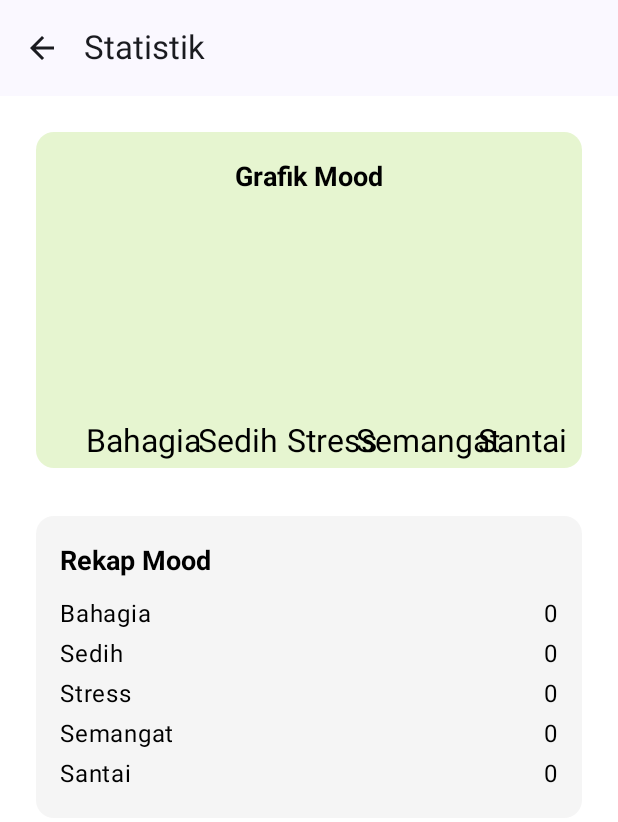
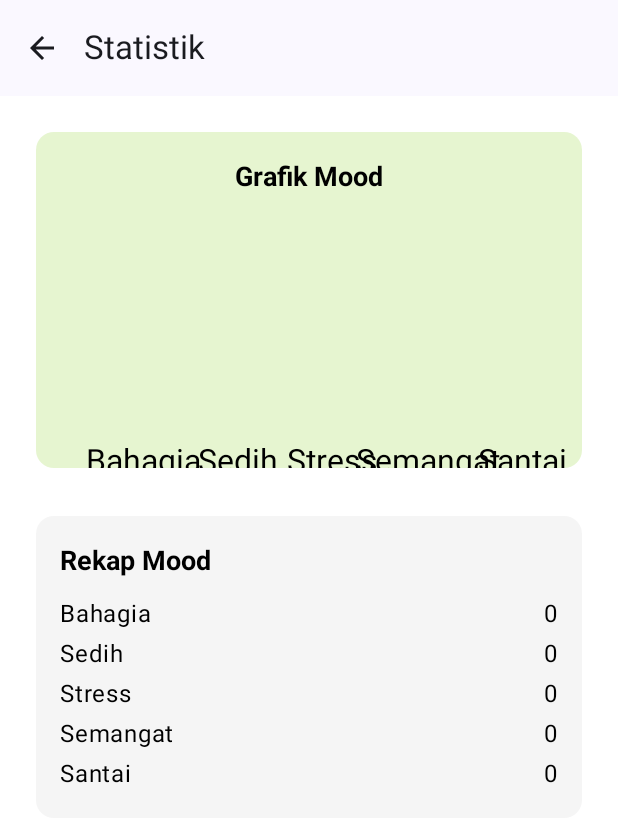
Before and after one commit to daffasamudra/Moody, an Android app built with Jetpack Compose: the composable StatisticsScreen shown on its own in the app's theme, on a phone screen of 412 x 824 dp. Shown: the top 822 px of the screen. Run offline under Robolectric (Android 15) with nearby library versions, the phone set to English and light mode, and no system bars; 1 statement that could not run was skipped.

Commit message:
Update Sprint 4 - Moodify App

```diff
--- a/app/build.gradle.kts
+++ b/app/build.gradle.kts
@@ -57,6 +57,7 @@ dependencies {
     implementation(libs.androidx.activity.compose)
     implementation("androidx.compose.material:material-icons-extended:1.5.0")
     implementation("androidx.compose.material:material:1.4.0")
+    implementation("com.google.code.gson:gson:2.8.9")
 
 
 
@@ -71,6 +72,7 @@ dependencies {
     implementation("androidx.compose.ui:ui:1.5.0")
     implementation("androidx.compose.material3:material3:1.1.0")
     implementation("androidx.compose.ui:ui-tooling-preview:1.5.0")
+    implementation(libs.androidx.runtime.livedata)
     debugImplementation("androidx.compose.ui:ui-tooling:1.5.0")
 
     // Room Database
--- a/app/src/main/java/id/dev/moody/ui/StatisticsScreen.kt
+++ b/app/src/main/java/id/dev/moody/ui/StatisticsScreen.kt
@@ -108,7 +108,7 @@ fun StatisticsScreen(
                                     textAlign = android.graphics.Paint.Align.CENTER
                                 }
                                 val textX = xOffset + barWidth / 2
-                                val textY = size.height + 20f
+                                val textY = size.height + 40f // Tambahkan jarak dengan menyesuaikan nilai ini
                                 canvas.nativeCanvas.drawText(mood, textX, textY, paint)
                             }
 
```
